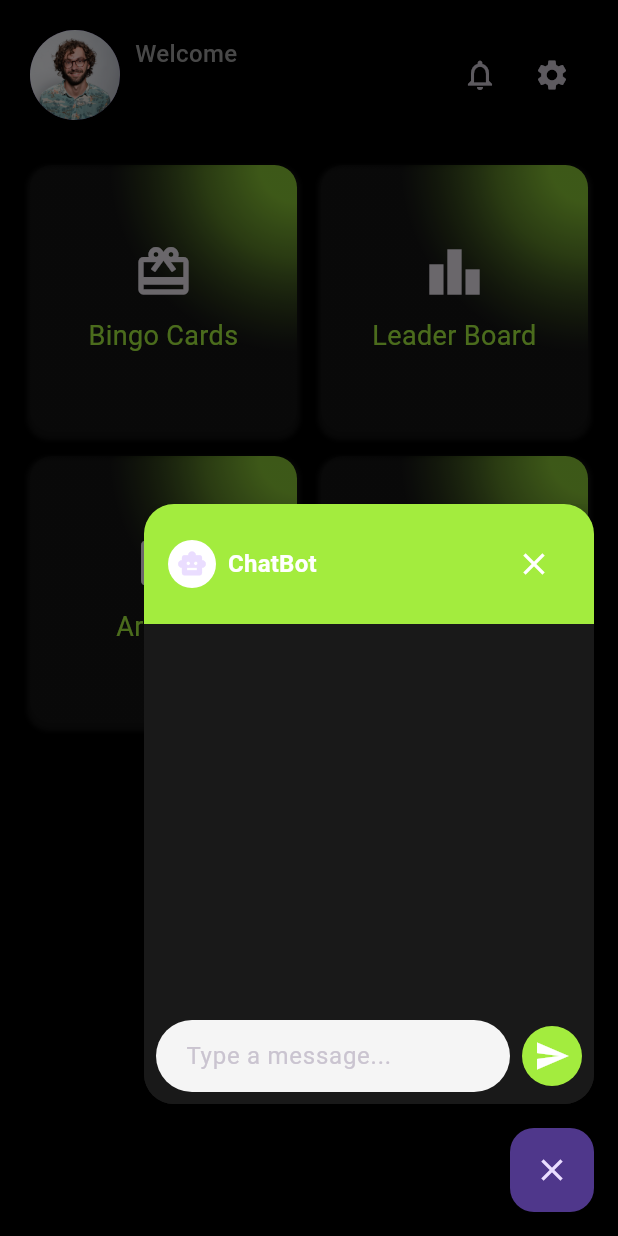
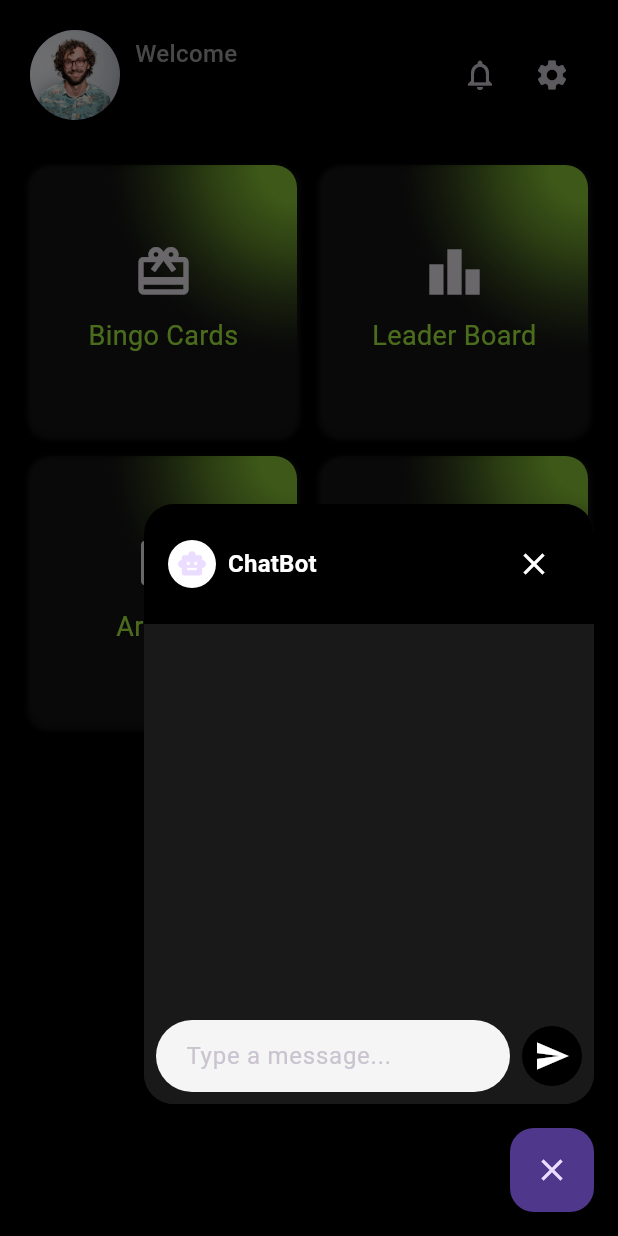
Before and after one commit to MAD-KU/fitness-bingo-app, a Flutter app: the UserDashboardScreen screen opened directly, after a tap on the "chat bubble" icon, on a phone screen of 412 x 824 dp. Run offline on Flutter 3.47's test engine with Material 3 defaults, Android fonts, the phone set to English and light mode, and no system bars; our stand-ins replace cloud_firestore, firebase_auth, firebase_core, flutter_dotenv; accounts and stored records are empty.

Commit message:
ui changes in chatbot

```diff
--- a/lib/widgets/chat_widget.dart
+++ b/lib/widgets/chat_widget.dart
@@ -161,7 +161,7 @@ class _ChatWidgetState extends State<ChatWidget> with SingleTickerProviderStateM
                             Container(
                               padding: const EdgeInsets.all(16),
                               decoration: BoxDecoration(
-                                color: Theme.of(context).primaryColor,
+                                color: Theme.of(context).scaffoldBackgroundColor,
                                 borderRadius: const BorderRadius.vertical(
                                   top: Radius.circular(20),
                                 ),
@@ -246,7 +246,7 @@ class _ChatWidgetState extends State<ChatWidget> with SingleTickerProviderStateM
                                   ),
                                   const SizedBox(width: 8),
                                   CircleAvatar(
-                                    backgroundColor: Theme.of(context).primaryColor,
+                                    backgroundColor: Theme.of(context).scaffoldBackgroundColor,
                                     child: IconButton(
                                       icon: const Icon(Icons.send, color: Colors.white),
                                       onPressed: () => _sendMessage(_messageController.text),
@@ -304,7 +304,7 @@ class ChatBubble extends StatelessWidget {
             ),
             padding: const EdgeInsets.symmetric(horizontal: 16, vertical: 10),
             decoration: BoxDecoration(
-              color: isUser ? Theme.of(context).primaryColor : Colors.grey[200],
+              color: isUser ? Colors.grey : Colors.grey[200],
               borderRadius: BorderRadius.circular(20),
             ),
             child: Text(
```
